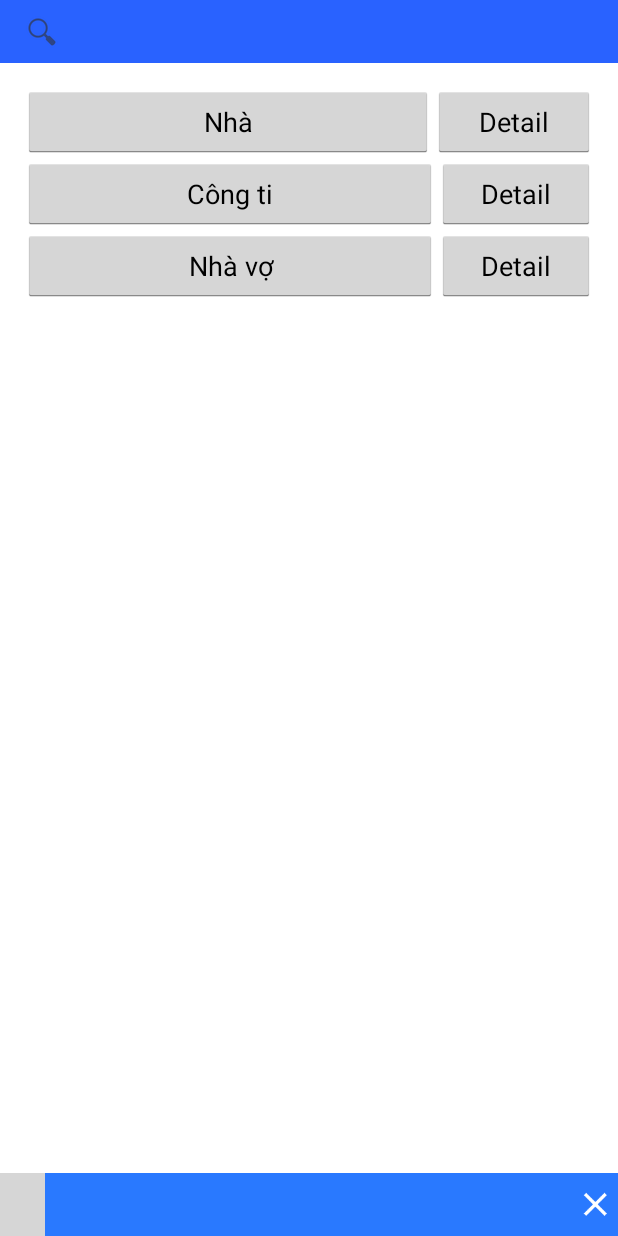
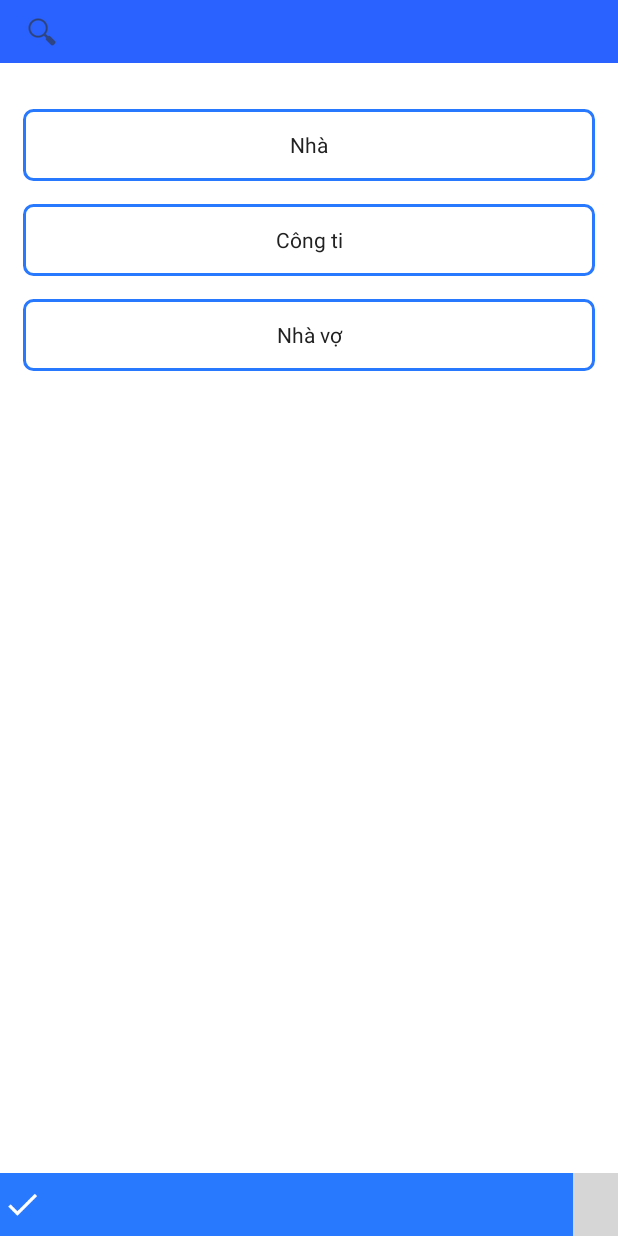
Before and after one commit to MinhNKB/ebutler-capstone-project, an Android app: the ChooseLocation screen opened directly, with no data from a screen before it, on a phone screen of 412 x 824 dp. Run offline under Robolectric (Android 15) with nearby library versions, the phone set to English and light mode, and no system bars; grey boxes are pictures that could not be loaded.

Commit message:
reworked choose location page, locations are now toggle button (multiple places can be selected). Click and hold a location for more than 3s -> move to detail page, need to improve this functionality for UX.

```diff
--- a/app/src/main/java/com/guardian/ebutler/ebutler/ChooseLocation.java
+++ b/app/src/main/java/com/guardian/ebutler/ebutler/ChooseLocation.java
@@ -3,53 +3,53 @@ package com.guardian.ebutler.ebutler;
 import android.app.Activity;
 import android.content.Intent;
 import android.os.Bundle;
+import android.text.TextUtils;
+import android.util.Log;
+import android.view.MotionEvent;
 import android.view.View;
-import android.widget.Button;
+import android.widget.CompoundButton;
+import android.widget.ImageButton;
+import android.widget.ToggleButton;
 
 import com.guardian.ebutler.screenhelper.FullscreenHelper;
 
-public class ChooseLocation extends Activity implements View.OnClickListener {
+import java.util.Calendar;
+import java.util.HashMap;
+
+public class ChooseLocation extends Activity implements View.OnTouchListener, CompoundButton.OnCheckedChangeListener {
+    private HashMap<Integer, String> priSelectedLocationIds = new HashMap<>();
 
     @Override
     protected void onCreate(Bundle savedInstanceState) {
         super.onCreate(savedInstanceState);
         FullscreenHelper.setFullScreen(this);
         setContentView(R.layout.activity_choose_location);
+        bindEvents();
         bindNavigateLocation();
-        bindNavigateDetail();
     }
 
-    private void bindNavigateDetail() {
-        Button button = (Button)findViewById(R.id.detail1);
+    private void bindEvents() {
+        ImageButton button = (ImageButton) findViewById(R.id.choose_location_DoneButton);
         button.setOnClickListener(new View.OnClickListener() {
             @Override
             public void onClick(View v) {
-                navigateDetail(v);
-            }
-        });
-
-        button = (Button)findViewById(R.id.detail2);
-        button.setOnClickListener(new View.OnClickListener() {
-            @Override
-            public void onClick(View v) {
-                navigateDetail(v);
-            }
-        });
-
-        button = (Button)findViewById(R.id.detail3);
-        button.setOnClickListener(new View.OnClickListener() {
-            @Override
-            public void onClick(View v) {
-                navigateDetail(v);
+                Intent returnIntent = new Intent();
+                //TODO: something to put here
+                String result = TextUtils.join(", ", priSelectedLocationIds.values());
+                returnIntent.putExtra("location", result);
+                setResult(Activity.RESULT_OK, returnIntent);
+                finish();
             }
         });
     }
 
     static final int EDIT_LOCATION = 2;
     public void navigateDetail(View v) {
-        Button button = (Button)findViewById(this.getResources().getIdentifier((v.getTag().toString()), "id", this.getPackageName()));
+        // TODO: don't remove the commented code here, this is to find a View by a String.
+        //  Button button = (Button)findViewById(this.getResources().getIdentifier((v.getTag().toString()), "id", this.getPackageName()));
+        ToggleButton button = (ToggleButton) v;
         Intent intent = new Intent(this, LocationDetail.class);
-        intent.putExtra("location", button.getText());
+        intent.putExtra("location", button.getTextOn());
         startActivityForResult(intent, EDIT_LOCATION);
     }
 
@@ -63,21 +63,51 @@ public class ChooseLocation extends Activity implements View.OnClickListener {
     }
 
     @Override
-    public void onClick(View v) {
-        Intent returnIntent = new Intent();
-        returnIntent.putExtra("location", ((Button) v).getText());
-        setResult(Activity.RESULT_OK, returnIntent);
-        finish();
+    public void onCheckedChanged(CompoundButton buttonView, boolean isChecked) {
+        if (isChecked) {
+            priSelectedLocationIds.put(Integer.parseInt((String) buttonView.getTag()), ((ToggleButton) buttonView).getTextOn().toString());
+        } else {
+            priSelectedLocationIds.remove(Integer.parseInt((String) buttonView.getTag()));
+        }
     }
 
     private void bindNavigateLocation() {
-        Button button = (Button)findViewById(R.id.button1);
-        button.setOnClickListener(this);
+        ToggleButton button = (ToggleButton)findViewById(R.id.button1);
+        button.setOnTouchListener(this);
+        button.setOnCheckedChangeListener(this);
 
-        button = (Button)findViewById(R.id.button2);
-        button.setOnClickListener(this);
+        button = (ToggleButton)findViewById(R.id.button2);
+        button.setOnTouchListener(this);
+        button.setOnCheckedChangeListener(this);
 
-        button = (Button)findViewById(R.id.button3);
-        button.setOnClickListener(this);
+        button = (ToggleButton)findViewById(R.id.button3);
+        button.setOnTouchListener(this);
+        button.setOnCheckedChangeListener(this);
+    }
+
+    private static final int MIN_CLICK_DURATION = 2000;
+    private Boolean priLongClickActive = false;
+    private long priStartClickTime = Calendar.getInstance().getTimeInMillis();
+
+    @Override
+    public boolean onTouch(View v, MotionEvent event) {
+        final View lTouched = v;
+        switch (event.getAction()) {
+            case MotionEvent.ACTION_DOWN:
+                priLongClickActive = true;
+                priStartClickTime = Calendar.getInstance().getTimeInMillis();
+                break;
+            case MotionEvent.ACTION_UP:
+                long clickDuration = Calendar.getInstance().getTimeInMillis() - priStartClickTime;
+                if (priLongClickActive && clickDuration >= MIN_CLICK_DURATION) {
+                    priLongClickActive = false;
+                    navigateDetail(lTouched);
+                    return true;
+                }
+                break;
+            default:
+                break;
+        }
+        return false;
     }
 }
--- /dev/null
+++ b/app/src/main/res/drawable/border_rounded_toggle.xml
@@ -0,0 +1,6 @@
+<selector xmlns:android="http://schemas.android.com/apk/res/android">
+    <item android:drawable="@drawable/border_rounded_toggle_on" android:state_checked="true" android:state_pressed="true"/>
+    <item android:drawable="@drawable/border_rounded_toggle_on" android:state_checked="true" android:state_focused="false"/>
+    <item android:drawable="@drawable/border_rounded_toggle_hover" android:state_checked="false" android:state_pressed="true"/>
+    <item android:drawable="@drawable/border_rounded_toggle_off" android:state_checked="false" android:state_focused="false"/>
+</selector>
--- /dev/null
+++ b/app/src/main/res/drawable/border_rounded_toggle_hover.xml
@@ -0,0 +1,10 @@
+<?xml version="1.0" encoding="utf-8"?>
+<layer-list xmlns:android="http://schemas.android.com/apk/res/android">
+    <item>
+        <shape android:shape="rectangle">
+            <solid android:color="@color/tintWhite" />
+            <stroke android:width="2dp" android:color="@color/colorPrimary" />
+            <corners android:radius="6dp"/>
+        </shape>
+    </item>
+</layer-list>
--- /dev/null
+++ b/app/src/main/res/drawable/border_rounded_toggle_off.xml
@@ -0,0 +1,9 @@
+<?xml version="1.0" encoding="utf-8"?>
+<layer-list xmlns:android="http://schemas.android.com/apk/res/android">
+    <item>
+        <shape android:shape="rectangle">
+            <stroke android:width="2dp" android:color="@color/colorPrimary" />
+            <corners android:radius="6dp"/>
+        </shape>
+    </item>
+</layer-list>
--- /dev/null
+++ b/app/src/main/res/drawable/border_rounded_toggle_on.xml
@@ -0,0 +1,10 @@
+<?xml version="1.0" encoding="utf-8"?>
+<layer-list xmlns:android="http://schemas.android.com/apk/res/android">
+    <item>
+        <shape android:shape="rectangle">
+            <solid android:color="@color/colorPrimary" />
+            <stroke android:width="2dp" android:color="@color/colorPrimary" />
+            <corners android:radius="6dp"/>
+        </shape>
+    </item>
+</layer-list>
--- /dev/null
+++ b/app/src/main/res/drawable/border_rounded_toggle_text.xml
@@ -0,0 +1,5 @@
+<?xml version="1.0" encoding="utf-8"?>
+<selector xmlns:android="http://schemas.android.com/apk/res/android">
+    <item android:state_checked="true" android:state_pressed="false" android:color="@color/textPrimary"/>
+    <item android:color="@color/textPrimaryBlack"/>
+</selector>
--- a/app/src/main/res/layout/activity_choose_location.xml
+++ b/app/src/main/res/layout/activity_choose_location.xml
@@ -34,42 +34,18 @@
                 android:layout_width="match_parent"
                 android:layout_height="wrap_content"
                 android:orientation="horizontal"
-                android:weightSum="1">
-                <Button
+                android:weightSum="1"
+                android:paddingTop="@dimen/layout_padding">
+                <ToggleButton
                     android:layout_width="wrap_content"
                     android:layout_height="wrap_content"
-                    android:text="Nhà"
+                    android:textOff="Nhà"
+                    android:textOn="Nhà"
+                    android:background="@drawable/border_rounded_toggle"
                     android:id="@+id/button1"
-                    android:layout_weight="0.85"
-                    />
-                <Button
-                    android:layout_width="wrap_content"
-                    android:layout_height="wrap_content"
-                    android:text="Detail"
-                    android:layout_weight="0.15"
-                    android:id="@+id/detail1"
-                    android:tag="button1"/>
-            </LinearLayout>
-
-            <LinearLayout
-                android:layout_width="match_parent"
-                android:layout_height="wrap_content"
-                android:orientation="horizontal"
-                android:weightSum="1">
-                <Button
-                    android:layout_width="wrap_content"
-                    android:layout_height="wrap_content"
-                    android:text="Công ti"
-                    android:id="@+id/button2"
-                    android:layout_weight="0.85"
-                    />
-                <Button
-                    android:layout_width="wrap_content"
-                    android:layout_height="wrap_content"
-                    android:text="Detail"
-                    android:layout_weight="0.15"
-                    android:id="@+id/detail2"
-                    android:tag="button2"
+                    android:textColor="@drawable/border_rounded_toggle_text"
+                    android:layout_weight="1"
+                    android:tag="1"
                     />
             </LinearLayout>
 
@@ -77,21 +53,37 @@
                 android:layout_width="match_parent"
                 android:layout_height="wrap_content"
                 android:orientation="horizontal"
-                android:weightSum="1">
-                <Button
+                android:weightSum="1"
+                android:paddingTop="@dimen/layout_padding">
+                <ToggleButton
                     android:layout_width="wrap_content"
                     android:layout_height="wrap_content"
-                    android:text="Nhà vợ"
-                    android:id="@+id/button3"
-                    android:layout_weight="0.85"
+                    android:textOff="Công ti"
+                    android:textOn="Công ti"
+                    android:background="@drawable/border_rounded_toggle"
+                    android:id="@+id/button2"
+                    android:textColor="@drawable/border_rounded_toggle_text"
+                    android:layout_weight="1"
+                    android:tag="2"
                     />
-                <Button
+            </LinearLayout>
+
+            <LinearLayout
+                android:layout_width="match_parent"
+                android:layout_height="wrap_content"
+                android:orientation="horizontal"
+                android:weightSum="1"
+                android:paddingTop="@dimen/layout_padding">
+                <ToggleButton
                     android:layout_width="wrap_content"
                     android:layout_height="wrap_content"
-                    android:text="Detail"
-                    android:layout_weight="0.15"
-                    android:id="@+id/detail3"
-                    android:tag="button3"
+                    android:textOff="Nhà vợ"
+                    android:textOn="Nhà vợ"
+                    android:background="@drawable/border_rounded_toggle"
+                    android:id="@+id/button3"
+                    android:textColor="@drawable/border_rounded_toggle_text"
+                    android:layout_weight="1"
+                    android:tag="3"
                     />
             </LinearLayout>
         </LinearLayout>
@@ -108,19 +100,20 @@
             android:layout_width="@dimen/taskbar_iconSize"
             android:layout_height="match_parent"
             android:background="@drawable/blue_button"
-            android:src="@mipmap/ic_add"
+            android:src="@mipmap/ic_done"
             android:contentDescription="@string/choose_location_textButtonAddLocation"
             android:layout_alignParentStart="true"
             android:layout_alignParentLeft="true"
             android:layout_centerVertical="true"
             android:scaleType="fitCenter"
-            android:adjustViewBounds="true"/>
+            android:adjustViewBounds="true"
+            android:id="@+id/choose_location_DoneButton"/>
 
         <ImageButton
             android:layout_width="@dimen/taskbar_iconSize"
             android:layout_height="match_parent"
             android:background="@drawable/blue_button"
-            android:src="@mipmap/ic_clear"
+            android:src="@mipmap/ic_add"
             android:contentDescription="@string/task_detail_textButtonCancel"
             android:layout_alignParentEnd="true"
             android:layout_alignParentRight="true"
```
Also changed, not shown: app/src/main/ic_subject-web.png (added), app/src/main/res/mipmap-hdpi/ic_subject.png (added), app/src/main/res/mipmap-mdpi/ic_subject.png (added), app/src/main/res/mipmap-xhdpi/ic_subject.png (added), app/src/main/res/mipmap-xxhdpi/ic_subject.png (added), app/src/main/res/mipmap-xxxhdpi/ic_subject.png (added).
